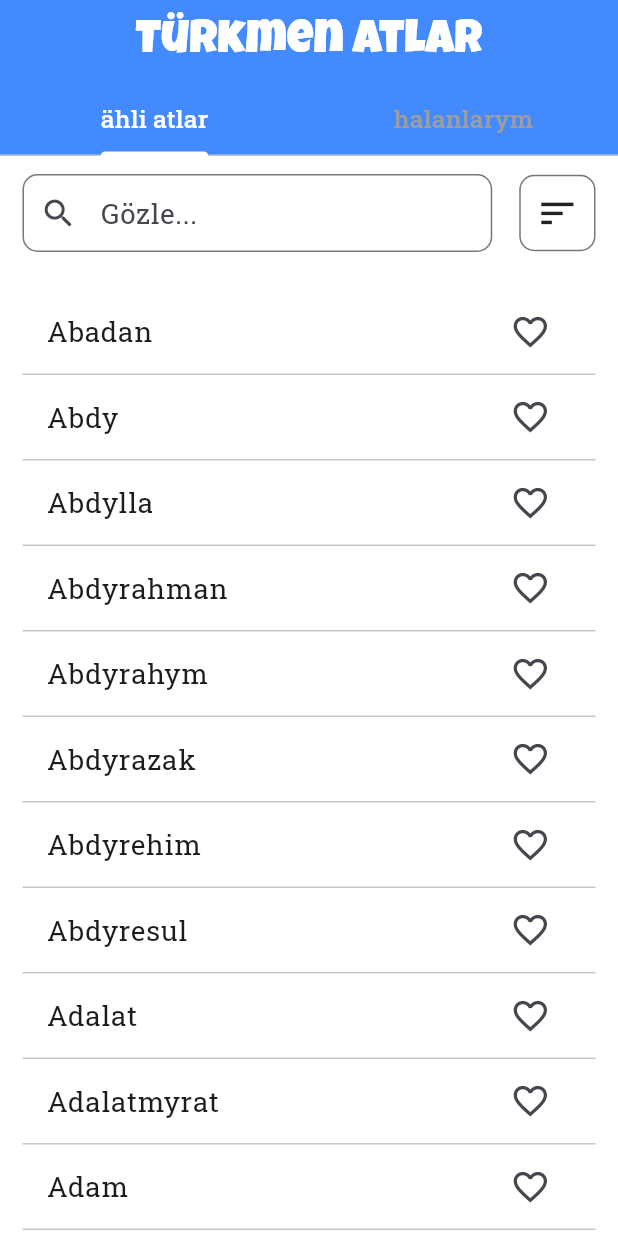
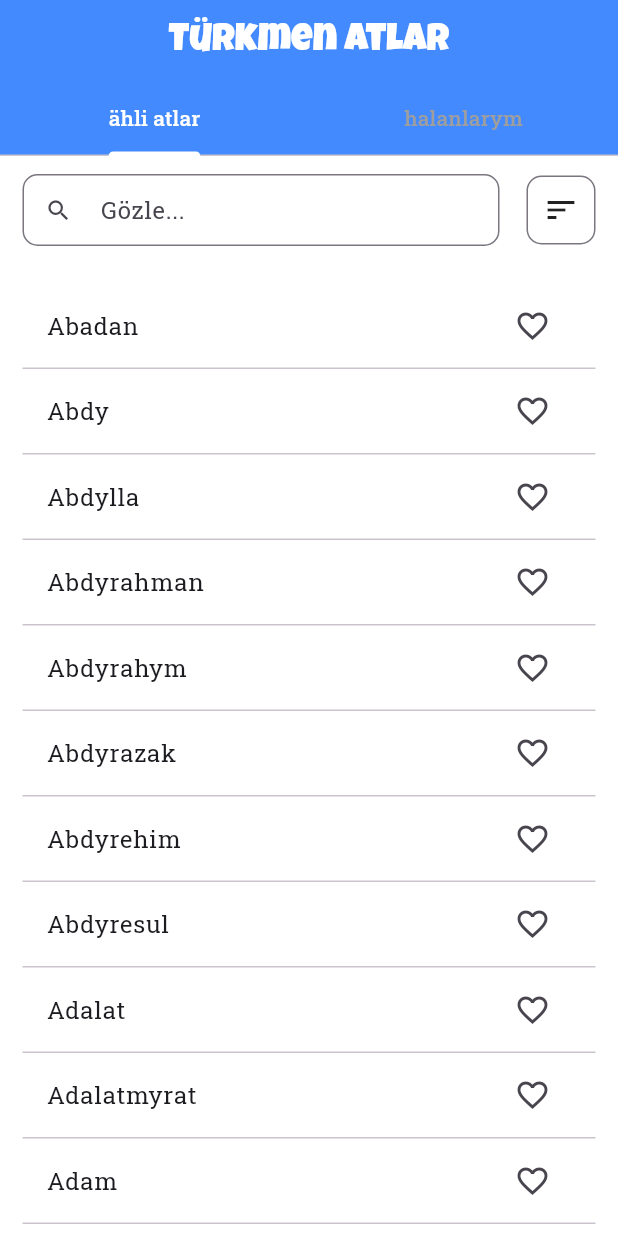
Before and after one commit to Vepa03/name_meaning, a Flutter app: the screen it shows after launch, on a phone screen of 412 x 824 dp. Run offline on Flutter 3.47's test engine with Material 3 defaults, Android fonts, the phone set to English and light mode, and no system bars; our stand-ins replace shared_preferences.

Commit message:
fixed width

```diff
--- a/lib/pages/All.dart
+++ b/lib/pages/All.dart
@@ -105,8 +105,7 @@ class _AllState extends State<All> {
                   textInputAction: TextInputAction.search,
                   decoration: InputDecoration(
                     hintText: 'Gözle...',
-                    hintStyle: TextStyle(fontSize: width*0.045),
-                    prefixIcon: Icon(Icons.search, size: width*0.06,),
+                    prefixIcon: Icon(Icons.search),
                     suffixIcon: _query.isEmpty
                         ? null
                         : IconButton(
@@ -115,7 +114,7 @@ class _AllState extends State<All> {
                               _searchCtrl.clear();
                               setState(() => _query = '');
                             },
-                            icon: Icon(Icons.clear, size: width*0.06,),
+                            icon: Icon(Icons.clear),
                           ),
                     border: OutlineInputBorder(
                       borderRadius: BorderRadius.circular(10),
@@ -135,19 +134,19 @@ class _AllState extends State<All> {
                   PopupMenuItem(
                     value: SortMode.az,
                     child: Row(
-                      children: [Icon(Icons.sort_by_alpha, size: width*0.06,), SizedBox(width: 8), Text('A → Z', style: TextStyle(fontSize: width*0.04),)],
+                      children: [Icon(Icons.sort_by_alpha), SizedBox(width: 8), Text('A → Z', )],
                     ),
                   ),
                   PopupMenuItem(
                     value: SortMode.za,
                     child: Row(
-                      children: [Icon(Icons.sort_by_alpha, size: width*0.06,), SizedBox(width: 8), Text('Z → A', style: TextStyle(fontSize: width*0.04))],
+                      children: [Icon(Icons.sort_by_alpha), SizedBox(width: 8), Text('Z → A', )],
                     ),
                   ),
                   PopupMenuItem(
                     value: SortMode.favoritesFirst,
                     child: Row(
-                      children: [Icon(Icons.favorite, color: Colors.red, size: width*0.06,), SizedBox(width: 8), Text('ilki halanlarym',style: TextStyle(fontSize: width*0.035))],
+                      children: [Icon(Icons.favorite, color: Colors.red, ), SizedBox(width: 8), Text('ilki halanlarym')],
                     ),
                   ),
                 ],
@@ -157,7 +156,7 @@ class _AllState extends State<All> {
                     border: Border.all(color: Theme.of(context).dividerColor),
                     borderRadius: BorderRadius.circular(10),
                   ),
-                  child: Icon(Icons.sort, size: width*0.07,),
+                  child: Icon(Icons.sort),
                 ),
               ),
             ],
@@ -182,7 +181,7 @@ class _AllState extends State<All> {
                     final item = items[index];
                     return ListTile(
                       key: ValueKey(item.name),
-                      title: Text(item.name, style: TextStyle(fontSize: width*0.045),),
+                      title: Text(item.name,),
                       trailing: InkWell(
                         borderRadius: BorderRadius.circular(24),
                         onTap: () => widget.onToggleLike(item),
@@ -190,7 +189,6 @@ class _AllState extends State<All> {
                           padding: const EdgeInsets.all(6.0),
                           child: Icon(
                             item.isLiked ? Icons.favorite  : Icons.favorite_border,
-                            size: width * 0.065,
                             color: item.isLiked ? Colors.red : null,
                           ),
                         ),
--- a/lib/pages/MainPage.dart
+++ b/lib/pages/MainPage.dart
@@ -74,11 +74,12 @@ class _MainPageState extends State<MainPage> {
       length: 2,
       child: Scaffold(
         appBar: AppBar(
-          title: Text("Türkmen atlar", style: TextStyle(fontFamily: "Lucky", fontSize: width*0.075)),
+          title: Text("Türkmen atlar", style: TextStyle(fontFamily: "Lucky", fontSize: 25
+          )),
           centerTitle: true,
           bottom: TabBar(
             labelColor: Colors.white,
-            labelStyle: TextStyle(fontSize: width*0.04, fontFamily: "Roboto"),
+            labelStyle: TextStyle( fontFamily: "Roboto"),
             unselectedLabelColor: Colors.grey,
             indicatorColor: Colors.white,
             tabs: [
--- a/lib/pages/model/TurkmenName.dart
+++ b/lib/pages/model/TurkmenName.dart
@@ -7,8 +7,10 @@ class TurkmenName {
   TurkmenName({required this.name, required this.meaning, required this.gender, this.isLiked = false});
 
   factory TurkmenName.fromJson(Map<String, dynamic> json) {
+    final rawName = json['name'] ?? '';
+    final formatted = rawName.isNotEmpty ? rawName[0].toUpperCase() + rawName.substring(1).toLowerCase() : rawName;
     return TurkmenName(
-      name: json['name'] as String,
+      name: formatted,
       meaning: json['meaning'] as String,
       gender: json['gender'] as String,
     );
```
Also changed, not shown: lib/pages/Favorites.dart (+6 -8 lines), assets/data/names.json, 3 other files.
